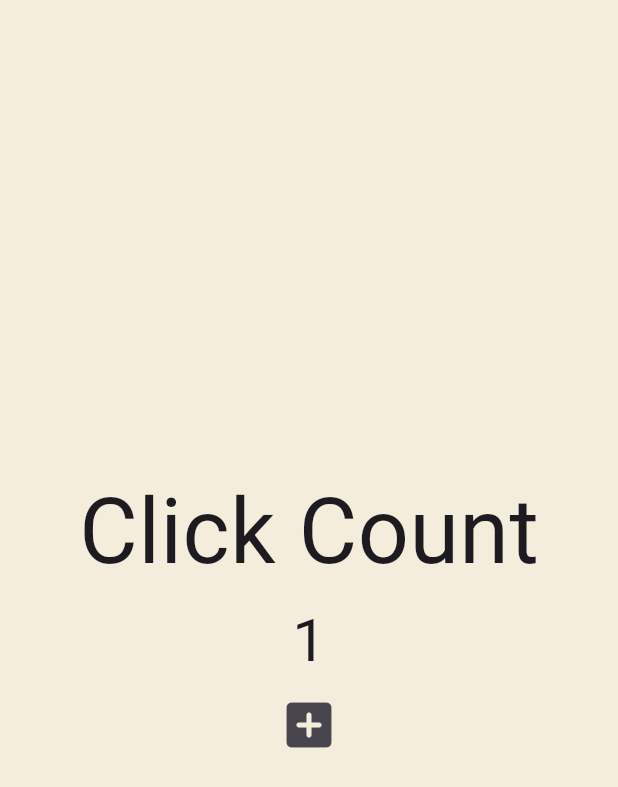
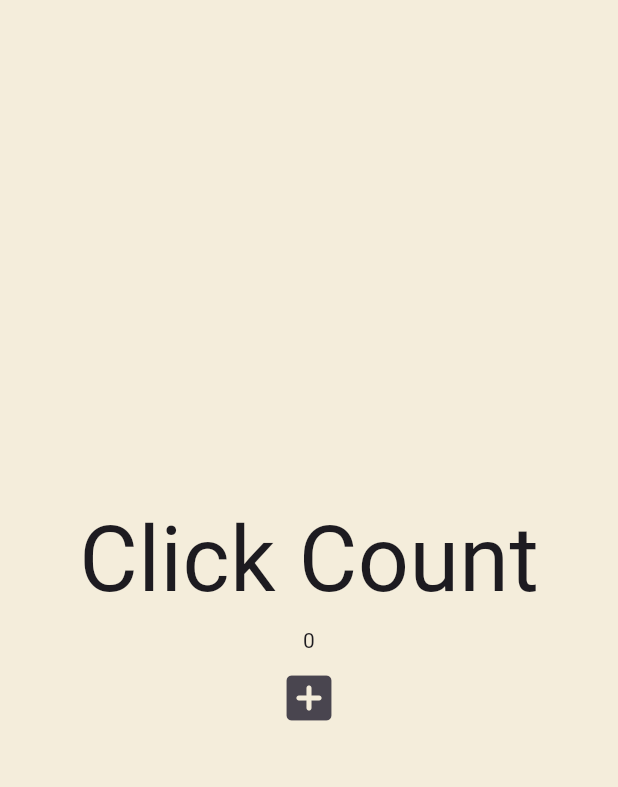
Before and after one commit to space-cap/Dart-Flutter-study-blog, a Flutter app: the screen it shows after launch, after a tap on the "add box" icon, on a phone screen of 412 x 824 dp. Shown: the top 787 px of the screen. Run offline on Flutter 3.47's test engine with Material 3 defaults, Android fonts, the phone set to English and light mode, and no system bars.

Commit message:
for 문을 이용해서 text 반복 출력
for 문을 이용해서 text 반복 출력

```diff
--- a/stateful_widget/lib/main.dart
+++ b/stateful_widget/lib/main.dart
@@ -12,11 +12,11 @@ class MyApp extends StatefulWidget {
 }
 
 class _MyAppState extends State<MyApp> {
-  int counter = 0;
+  List<int> numbers = [];
 
   void onClicked() {
     setState(() {
-      counter = counter + 1;
+      numbers.add(numbers.length);
     });
   }
 
@@ -34,10 +34,7 @@ class _MyAppState extends State<MyApp> {
                 'Click Count',
                 style: TextStyle(fontSize: 60),
               ),
-              Text(
-                '$counter',
-                style: const TextStyle(fontSize: 40),
-              ),
+              for (var n in numbers) Text('$n'),
               IconButton(
                 iconSize: 40,
                 onPressed: onClicked,
```
